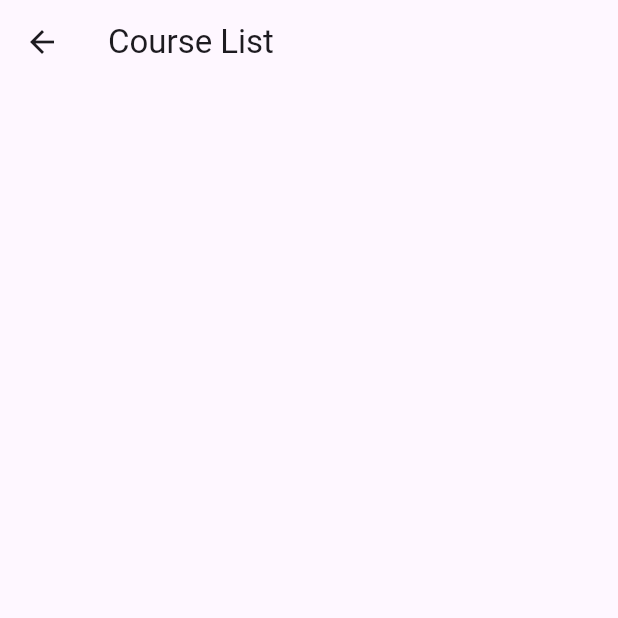
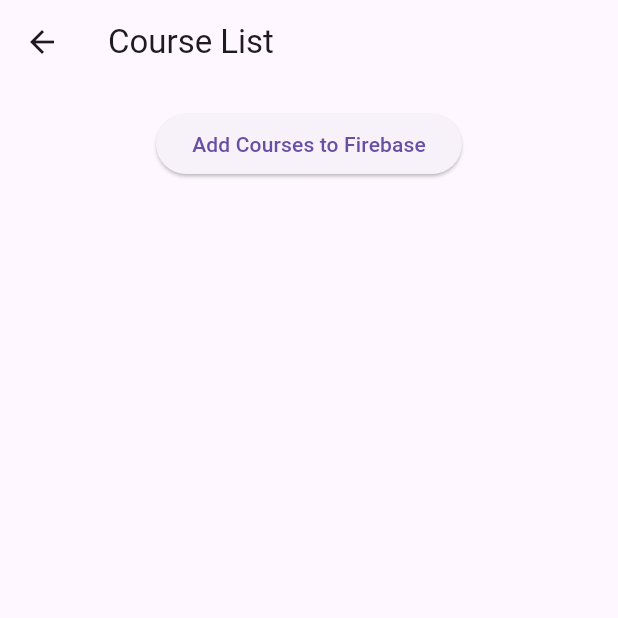
Before and after one commit to SagitMalka/StudyBuddy, a Flutter app: the CourseListPage screen opened by its route, on a phone screen of 412 x 824 dp, the top half of it. Run offline on Flutter 3.47's test engine with Material 3 defaults, Android fonts, the phone set to English and light mode, and no system bars; our stand-ins replace cloud_firestore, firebase_auth, firebase_core; missing offline and left inert: status_alert; accounts and stored records are empty.

Commit message:
add load_courses button

```diff
--- a/lib/pages/course_list_page.dart
+++ b/lib/pages/course_list_page.dart
@@ -2,6 +2,8 @@ import 'package:flutter/material.dart';
 import 'package:study_buddy/services/course_service.dart';
 import 'package:study_buddy/services/user_service.dart';
 import 'package:status_alert/status_alert.dart';
+import 'dart:convert';
+import 'package:flutter/services.dart'; // To read the assets
 
 class CourseListPage extends StatefulWidget {
   const CourseListPage({super.key});
@@ -18,9 +20,10 @@ class _CourseListPageState extends State<CourseListPage> {
   @override
   void initState() {
     super.initState();
-    _loadCourses();
+    _loadCourses(); // Initially load courses
   }
 
+  // Function to load courses from the JSON file
   Future<void> _loadCourses() async {
     final courses = await _courseService.fetchAllCourses();
     setState(() {
@@ -34,13 +37,32 @@ class _CourseListPageState extends State<CourseListPage> {
       appBar: AppBar(
         title: const Text('Course List'),
       ),
-      body: ListView.builder(
+      body: Padding(
+        padding: const EdgeInsets.all(16.0),
+        child: Column(
+          children: [
+            // Button to load new courses from the JSON
+            ElevatedButton(
+              onPressed: () async {
+                await _courseService.loadCoursesToFirebase();
+                if (context.mounted) {
+                  ScaffoldMessenger.of(context).showSnackBar(
+                    const SnackBar(
+                        content: Text("Courses loaded to Firebase!")),
+                  );
+                }
+              },
+              child: const Text("Add Courses to Firebase"),
+            ),
+            const SizedBox(height: 20),
+            Expanded(
+              child: ListView.builder(
                 itemCount: _allCourses.length,
                 itemBuilder: (context, index) {
                   final course = _allCourses[index];
                   return ListTile(
                     title: Text(course['name']),
-            subtitle: Text(course['major']),
+                    subtitle: Text(course['major'] ?? 'No major specified'),
                     trailing: IconButton(
                       icon: const Icon(Icons.add),
                       onPressed: () async {
@@ -66,6 +88,10 @@ class _CourseListPageState extends State<CourseListPage> {
                   );
                 },
               ),
+            ),
+          ],
+        ),
+      ),
     );
   }
 }
--- a/lib/services/course_service.dart
+++ b/lib/services/course_service.dart
@@ -1,4 +1,6 @@
 import 'package:cloud_firestore/cloud_firestore.dart';
+import 'dart:convert';
+import 'package:flutter/services.dart';
 
 class CourseService {
   final FirebaseFirestore _firestore = FirebaseFirestore.instance;
@@ -7,4 +9,40 @@ class CourseService {
     final snapshot = await _firestore.collection('courses').get();
     return snapshot.docs.map((doc) => doc.data()).toList();
   }
+
+  // Load courses from JSON file into Firestore
+  Future<void> loadCoursesToFirebase() async {
+    try {
+      // Load the JSON file from assets
+      final String response =
+          await rootBundle.loadString('assets/DB/courses.json');
+
+      final List<dynamic> courses = json.decode(response);
+
+      for (final course in courses) {
+        // Check if the course already exists
+        final QuerySnapshot existingCourse = await _firestore
+            .collection('courses')
+            .where('name', isEqualTo: course['name'])
+            .get();
+
+        if (existingCourse.docs.isEmpty) {
+          // If course does not exist, add it to Firestore
+          await _firestore.collection('courses').add({
+            'name': course['name'],
+            'major': course['major'],
+          });
+        } else {
+          // If course exists, update it (overwrite the existing document)
+          final courseDoc = existingCourse.docs.first;
+          await _firestore.collection('courses').doc(courseDoc.id).update({
+            'name': course['name'],
+            'major': course['major'],
+          });
+        }
+      }
+    } catch (e) {
+      print("Error loading courses to Firebase: $e");
+    }
+  }
 }
--- a/pubspec.yaml
+++ b/pubspec.yaml
@@ -62,7 +62,8 @@ flutter:
   uses-material-design: true
 
   # To add assets to your application, add an assets section, like this:
-  # assets:
+  assets:
+    - assets/DB/
   #   - images/a_dot_burr.jpeg
   #   - images/a_dot_ham.jpeg
 
```
Lines whose indentation alone changed are shown as unchanged.
